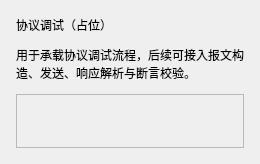
Old version of the form ui/protocoldebugpage.ui in the repository Aclass-Tools/Ademo.
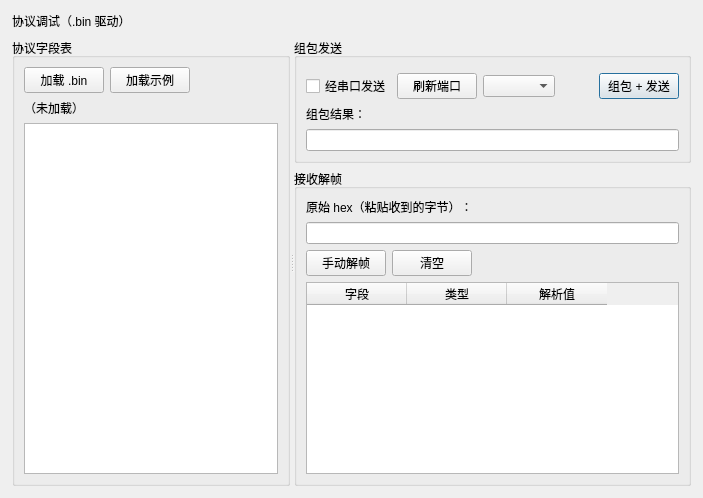
New version of the form.

The edit to the form file:
```diff
--- a/ui/protocoldebugpage.ui
+++ b/ui/protocoldebugpage.ui
@@ -2,76 +2,83 @@
 <ui version="4.0">
  <class>ProtocolDebugPage</class>
  <widget class="QWidget" name="ProtocolDebugPage">
-  <property name="geometry">
-   <rect>
-    <x>0</x>
-    <y>0</y>
-    <width>260</width>
-    <height>164</height>
-   </rect>
-  </property>
-  <layout class="QVBoxLayout" name="verticalLayout">
-   <property name="spacing">
-    <number>12</number>
-   </property>
-   <property name="leftMargin">
-    <number>16</number>
-   </property>
-   <property name="topMargin">
-    <number>16</number>
-   </property>
-   <property name="rightMargin">
-    <number>16</number>
-   </property>
-   <property name="bottomMargin">
-    <number>16</number>
-   </property>
+  <layout class="QVBoxLayout" name="rootLayout">
+   <property name="spacing"><number>8</number></property>
+   <property name="leftMargin"><number>12</number></property>
+   <property name="topMargin"><number>12</number></property>
+   <property name="rightMargin"><number>12</number></property>
+   <property name="bottomMargin"><number>12</number></property>
    <item>
-    <widget class="QLabel" name="titleLabel">
-     <property name="text">
-      <string>协议调试（占位）</string>
-     </property>
-     <property name="alignment">
-      <set>Qt::AlignLeft|Qt::AlignVCenter</set>
-     </property>
-    </widget>
+    <widget class="QLabel" name="titleLabel"><property name="text"><string>协议调试（.bin 驱动）</string></property></widget>
    </item>
    <item>
-    <widget class="QLabel" name="descLabel">
-     <property name="text">
-      <string>用于承载协议调试流程，后续可接入报文构造、发送、响应解析与断言校验。</string>
-     </property>
-     <property name="alignment">
-      <set>Qt::AlignLeft|Qt::AlignVCenter</set>
-     </property>
-     <property name="wordWrap">
-      <bool>true</bool>
-     </property>
-    </widget>
-   </item>
-   <item>
-    <widget class="QFrame" name="panelFrame">
-     <property name="frameShape">
-      <enum>QFrame::StyledPanel</enum>
-     </property>
-     <property name="frameShadow">
-      <enum>QFrame::Plain</enum>
-     </property>
-     <layout class="QVBoxLayout" name="verticalLayoutPanel">
-      <item>
-       <spacer name="verticalSpacerPanel">
-        <property name="orientation">
-         <enum>Qt::Vertical</enum>
-        </property>
-        <property name="sizeHint" stdset="0">
-         <size>
-          <width>20</width>
-          <height>40</height>
-         </size>
-        </property>
-       </spacer>
-      </item>
-     </layout>
+    <widget class="QSplitter" name="mainSplitter">
+     <property name="orientation"><enum>Qt::Horizontal</enum></property>
+
+     <!-- 左侧：协议字段表 -->
+     <widget class="QGroupBox" name="fieldsGroup">
+      <property name="title"><string>协议字段表</string></property>
+      <layout class="QVBoxLayout" name="fieldsLayout">
+       <item>
+        <layout class="QHBoxLayout" name="fieldsToolbar">
+         <item><widget class="QPushButton" name="loadBinButton"><property name="text"><string>加载 .bin</string></property></widget></item>
+         <item><widget class="QPushButton" name="loadSampleButton"><property name="text"><string>加载示例</string></property></widget></item>
+         <item><spacer name="fieldsSpacer"><property name="orientation"><enum>Qt::Horizontal</enum></property><property name="sizeHint" stdset="0"><size><width>40</width><height>20</height></size></property></spacer></item>
+        </layout>
+       </item>
+       <item><widget class="QLabel" name="filePathLabel"><property name="text"><string>（未加载）</string></property></widget></item>
+       <item><widget class="QTableView" name="fieldsTable"/></item>
+      </layout>
+     </widget>
+
+     <!-- 右侧：组包/解帧 -->
+     <widget class="QWidget" name="rightPane">
+      <layout class="QVBoxLayout" name="rightLayout">
+       <!-- 组包发送 -->
+       <item>
+        <widget class="QGroupBox" name="encodeGroup">
+         <property name="title"><string>组包发送</string></property>
+         <layout class="QVBoxLayout" name="encodeLayout">
+          <item><widget class="QWidget" name="encodeInputsHost" native="true"/></item>
+          <item>
+           <layout class="QHBoxLayout" name="encodeToolbar">
+            <item><widget class="QCheckBox" name="sendViaSerialCheck"><property name="text"><string>经串口发送</string></property></widget></item>
+            <item><widget class="QPushButton" name="refreshPortsButton"><property name="text"><string>刷新端口</string></property></widget></item>
+            <item><widget class="QComboBox" name="portCombo"/></item>
+            <item><spacer name="encodeSpacer"><property name="orientation"><enum>Qt::Horizontal</enum></property><property name="sizeHint" stdset="0"><size><width>40</width><height>20</height></size></property></spacer></item>
+            <item><widget class="QPushButton" name="encodeButton"><property name="text"><string>组包 + 发送</string></property><property name="default"><bool>true</bool></property></widget></item>
+           </layout>
+          </item>
+          <item><widget class="QLabel" name="encodedHexLabel"><property name="text"><string>组包结果：</string></property></widget></item>
+          <item><widget class="QLineEdit" name="encodedHexEdit"><property name="readOnly"><bool>true</bool></property></widget></item>
+         </layout>
+        </widget>
+       </item>
+
+       <!-- 接收解帧 -->
+       <item>
+        <widget class="QGroupBox" name="decodeGroup">
+         <property name="title"><string>接收解帧</string></property>
+         <layout class="QVBoxLayout" name="decodeLayout">
+          <item><widget class="QLabel" name="decodeHintLabel"><property name="text"><string>原始 hex（粘贴收到的字节）：</string></property></widget></item>
+          <item><widget class="QLineEdit" name="decodeHexEdit"/></item>
+          <item>
+           <layout class="QHBoxLayout" name="decodeToolbar">
+            <item><widget class="QPushButton" name="decodeButton"><property name="text"><string>手动解帧</string></property></widget></item>
+            <item><widget class="QPushButton" name="decodeClearButton"><property name="text"><string>清空</string></property></widget></item>
+            <item><spacer name="decodeSpacer"><property name="orientation"><enum>Qt::Horizontal</enum></property><property name="sizeHint" stdset="0"><size><width>40</width><height>20</height></size></property></spacer></item>
+           </layout>
+          </item>
+          <item><widget class="QTableWidget" name="decodedTable">
+           <column><property name="text"><string>字段</string></property></column>
+           <column><property name="text"><string>类型</string></property></column>
+           <column><property name="text"><string>解析值</string></property></column>
+          </widget></item>
+         </layout>
+        </widget>
+       </item>
+      </layout>
+     </widget>
     </widget>
    </item>
   </layout>
```
